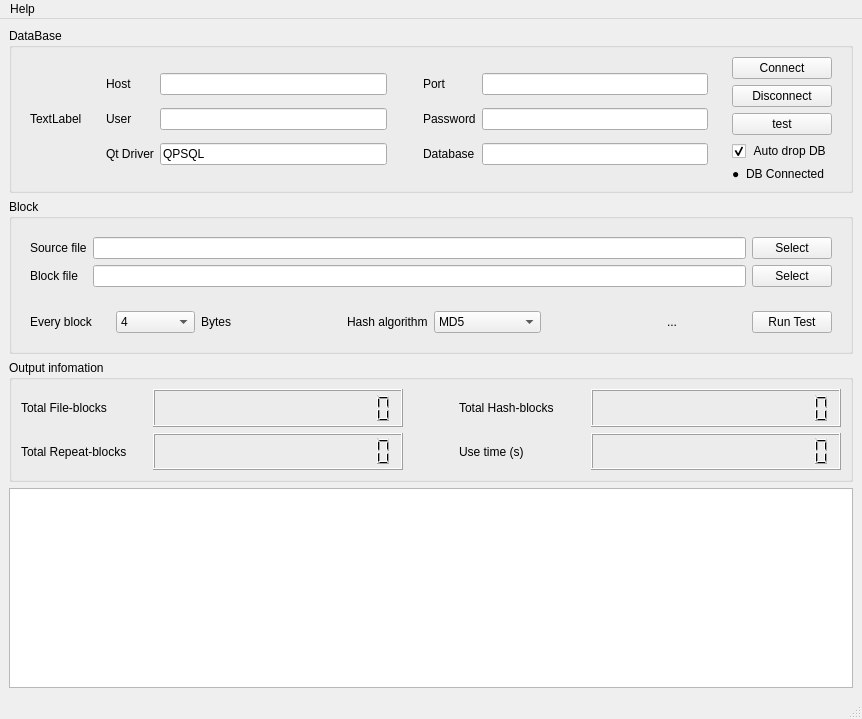
First picture: the form in mainwindow.ui, repository NekoSilverFox/BlockStorageTester, before the edit.
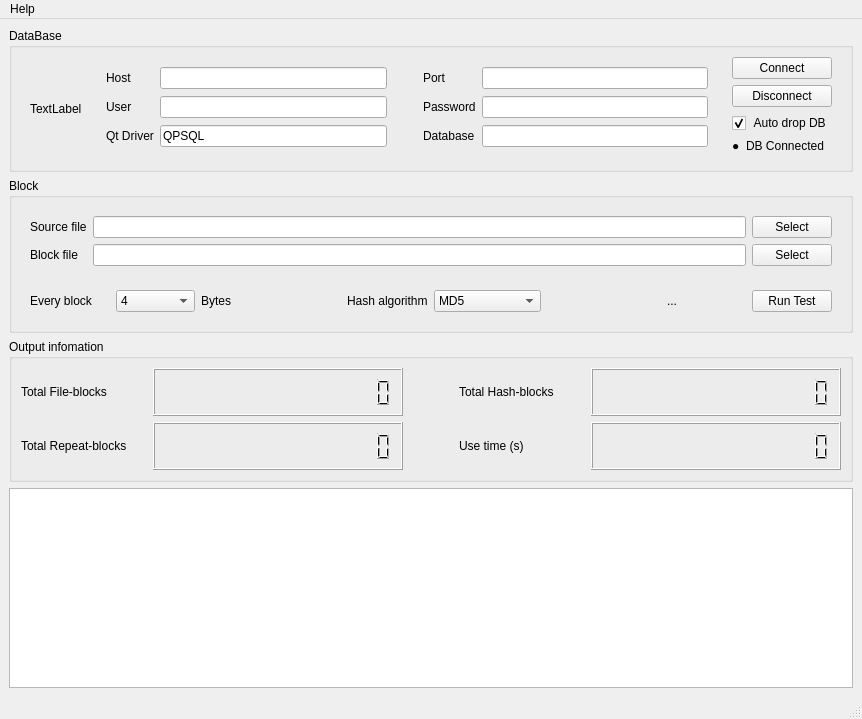
Second picture: the form after the edit.

```diff
--- a/mainwindow.ui
+++ b/mainwindow.ui
@@ -156,13 +156,6 @@
             </property>
            </widget>
           </item>
-          <item>
-           <widget class="QPushButton" name="btnTest">
-            <property name="text">
-             <string>test</string>
-            </property>
-           </widget>
-          </item>
           <item>
            <widget class="QCheckBox" name="cbAutoDropDB">
             <property name="text">
```
